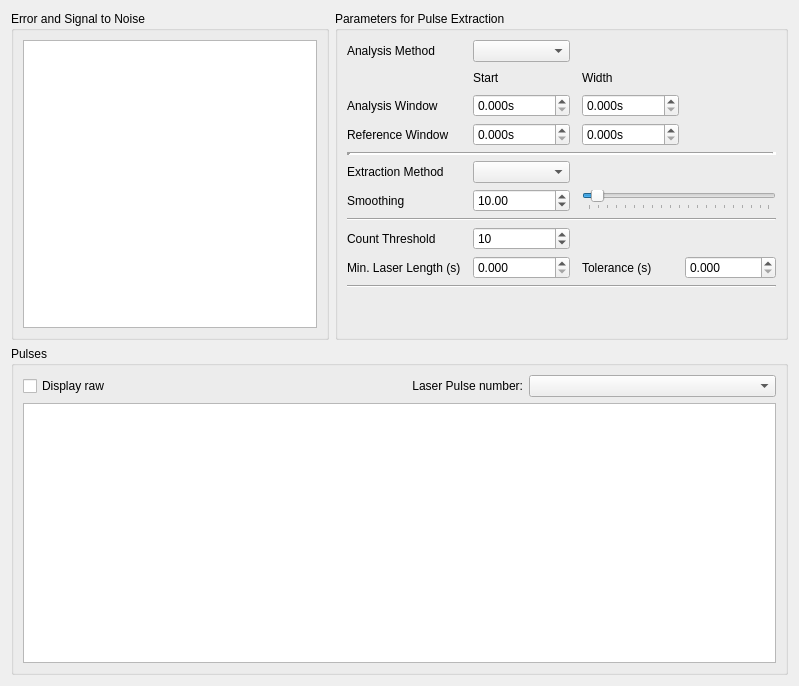
Old version of the form gui/pulsed/ui_pulse_extraction.ui in the repository Ulm-IQO/qudi.
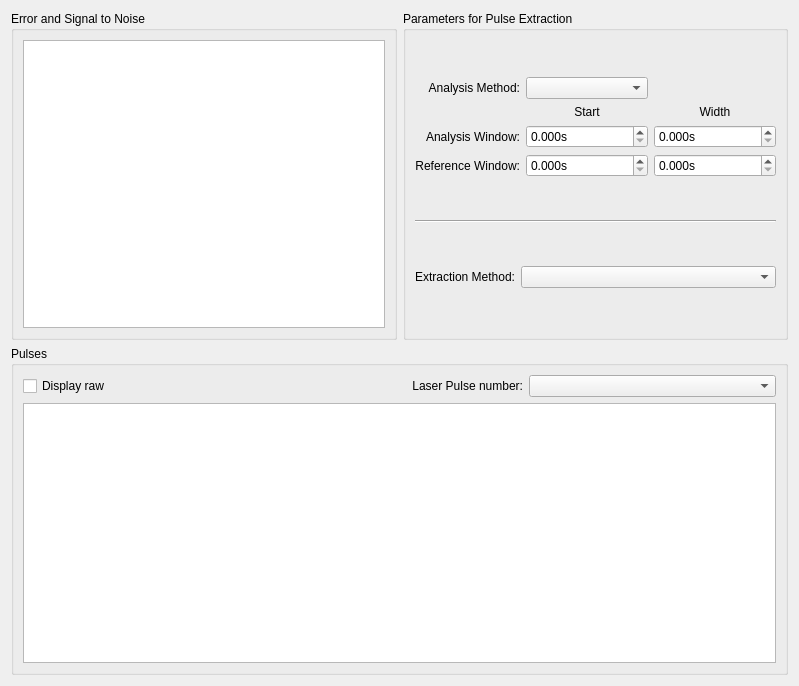
New version of the form. Custom widgets are drawn as their Qt base class.

Commit message: Extraction method parameter GUI elements are now dynamically generated.

What changed in the file:
```diff
--- a/gui/pulsed/ui_pulse_extraction.ui
+++ b/gui/pulsed/ui_pulse_extraction.ui
@@ -36,219 +36,104 @@
       <string>Parameters for Pulse Extraction</string>
      </property>
      <layout class="QGridLayout" name="gridLayout_34">
+      <item row="2" column="1">
+       <layout class="QGridLayout" name="extraction_param_gridLayout">
+        <item row="0" column="1">
+         <widget class="QComboBox" name="extract_param_method_comboBox">
+          <property name="sizePolicy">
+           <sizepolicy hsizetype="Expanding" vsizetype="Fixed">
+            <horstretch>0</horstretch>
+            <verstretch>0</verstretch>
+           </sizepolicy>
+          </property>
+         </widget>
+        </item>
+        <item row="0" column="0">
+         <widget class="QLabel" name="label_4">
+          <property name="text">
+           <string>Extraction Method:</string>
+          </property>
+          <property name="alignment">
+           <set>Qt::AlignRight|Qt::AlignTrailing|Qt::AlignVCenter</set>
+          </property>
+         </widget>
+        </item>
+       </layout>
+      </item>
       <item row="0" column="1">
-       <layout class="QGridLayout" name="gridLayout_33">
-        <item row="1" column="4">
-         <widget class="QLabel" name="label_31">
-          <property name="text">
-           <string>Width</string>
-          </property>
-         </widget>
-        </item>
-        <item row="9" column="0">
-         <widget class="QLabel" name="label_2">
-          <property name="text">
-           <string>Min. Laser Length (s)</string>
-          </property>
-         </widget>
-        </item>
-        <item row="1" column="5">
-         <spacer name="horizontalSpacer_2">
-          <property name="orientation">
-           <enum>Qt::Horizontal</enum>
-          </property>
-          <property name="sizeHint" stdset="0">
-           <size>
-            <width>40</width>
-            <height>20</height>
-           </size>
-          </property>
-         </spacer>
-        </item>
-        <item row="8" column="2">
-         <widget class="QSpinBox" name="extract_param_threshold_SpinBox">
-          <property name="minimum">
-           <number>1</number>
-          </property>
-          <property name="maximum">
-           <number>999999999</number>
-          </property>
-          <property name="value">
-           <number>10</number>
-          </property>
-         </widget>
-        </item>
-        <item row="6" column="2">
-         <widget class="QDoubleSpinBox" name="extract_param_conv_std_dev_DSpinBox">
-          <property name="minimum">
-           <double>1.000000000000000</double>
-          </property>
-          <property name="maximum">
-           <double>200.000000000000000</double>
-          </property>
-          <property name="value">
-           <double>10.000000000000000</double>
-          </property>
-         </widget>
-        </item>
-        <item row="6" column="4" colspan="2">
-         <widget class="QSlider" name="extract_param_conv_std_dev_slider">
-          <property name="minimum">
-           <number>1</number>
-          </property>
-          <property name="maximum">
-           <number>200</number>
-          </property>
-          <property name="value">
-           <number>10</number>
-          </property>
-          <property name="orientation">
-           <enum>Qt::Horizontal</enum>
-          </property>
-          <property name="tickPosition">
-           <enum>QSlider::TicksBelow</enum>
-          </property>
-          <property name="tickInterval">
-           <number>10</number>
-          </property>
-         </widget>
-        </item>
+       <layout class="QGridLayout" name="gridLayout_2">
         <item row="2" column="0">
          <widget class="QLabel" name="label_36">
           <property name="text">
-           <string>Analysis Window</string>
+           <string>Analysis Window:</string>
           </property>
-         </widget>
-        </item>
-        <item row="8" column="0">
-         <widget class="QLabel" name="label">
-          <property name="text">
-           <string>Count Threshold</string>
+          <property name="alignment">
+           <set>Qt::AlignRight|Qt::AlignTrailing|Qt::AlignVCenter</set>
           </property>
          </widget>
         </item>
-        <item row="9" column="4">
-         <widget class="QLabel" name="label_3">
-          <property name="enabled">
-           <bool>true</bool>
+        <item row="2" column="2">
+         <widget class="ScienDSpinBox" name="extract_param_ana_window_width_DSpinBox">
+          <property name="sizePolicy">
+           <sizepolicy hsizetype="Expanding" vsizetype="Fixed">
+            <horstretch>0</horstretch>
+            <verstretch>0</verstretch>
+           </sizepolicy>
           </property>
-          <property name="text">
-           <string>Tolerance (s)</string>
+          <property name="suffix">
+           <string>s</string>
           </property>
-         </widget>
-        </item>
-        <item row="6" column="0">
-         <widget class="QLabel" name="label_18">
-          <property name="text">
-           <string>Smoothing</string>
-          </property>
-         </widget>
-        </item>
-        <item row="9" column="5">
-         <widget class="ScienDSpinBox" name="extract_param_tolerance_SpinBox">
-          <property name="enabled">
-           <bool>true</bool>
-          </property>
           <property name="decimals">
            <number>3</number>
           </property>
           <property name="maximum">
-           <double>999999999.000000000000000</double>
-          </property>
-          <property name="value">
-           <double>0.000000000000000</double>
-          </property>
-         </widget>
-        </item>
-        <item row="3" column="0">
-         <widget class="QLabel" name="label_37">
-          <property name="text">
-           <string>Reference Window</string>
-          </property>
-         </widget>
-        </item>
-        <item row="10" column="0" colspan="6">
-         <widget class="Line" name="line_3">
-          <property name="orientation">
-           <enum>Qt::Horizontal</enum>
-          </property>
-         </widget>
-        </item>
-        <item row="5" column="0">
-         <widget class="QLabel" name="label_4">
-          <property name="text">
-           <string>Extraction Method</string>
-          </property>
-         </widget>
-        </item>
-        <item row="4" column="0" colspan="6">
-         <widget class="Line" name="line">
-          <property name="lineWidth">
-           <number>4</number>
-          </property>
-          <property name="orientation">
-           <enum>Qt::Horizontal</enum>
-          </property>
-         </widget>
-        </item>
-        <item row="5" column="2">
-         <widget class="QComboBox" name="extract_param_extraction_method_comboBox"/>
-        </item>
-        <item row="9" column="2">
-         <widget class="ScienDSpinBox" name="extract_param_min_laser_length_SpinBox">
-          <property name="decimals">
-           <number>3</number>
-          </property>
-          <property name="minimum">
-           <double>0.000000000000000</double>
-          </property>
-          <property name="maximum">
-           <double>999999999.000000000000000</double>
-          </property>
-          <property name="value">
-           <double>0.000000000000000</double>
+           <double>999999999.990000009536743</double>
           </property>
          </widget>
         </item>
         <item row="1" column="2">
+         <widget class="QLabel" name="label_31">
+          <property name="sizePolicy">
+           <sizepolicy hsizetype="Preferred" vsizetype="Fixed">
+            <horstretch>0</horstretch>
+            <verstretch>0</verstretch>
+           </sizepolicy>
+          </property>
+          <property name="text">
+           <string>Width</string>
+          </property>
+          <property name="alignment">
+           <set>Qt::AlignCenter</set>
+          </property>
+         </widget>
+        </item>
+        <item row="0" column="1">
+         <widget class="QComboBox" name="extract_param_analysis_method_comboBox"/>
+        </item>
+        <item row="1" column="1">
          <widget class="QLabel" name="label_30">
+          <property name="sizePolicy">
+           <sizepolicy hsizetype="Preferred" vsizetype="Fixed">
+            <horstretch>0</horstretch>
+            <verstretch>0</verstretch>
+           </sizepolicy>
+          </property>
           <property name="text">
            <string>Start</string>
           </property>
-         </widget>
-        </item>
-        <item row="13" column="2">
-         <spacer name="verticalSpacer_3">
-          <property name="orientation">
-           <enum>Qt::Vertical</enum>
+          <property name="alignment">
+           <set>Qt::AlignCenter</set>
           </property>
-          <property name="sizeHint" stdset="0">
-           <size>
-            <width>20</width>
-            <height>40</height>
-           </size>
-          </property>
-         </spacer>
-        </item>
-        <item row="7" column="0" colspan="6">
-         <widget class="Line" name="line_2">
-          <property name="orientation">
-           <enum>Qt::Horizontal</enum>
-          </property>
          </widget>
         </item>
-        <item row="0" column="2">
-         <widget class="QComboBox" name="extract_param_analysis_method_comboBox"/>
-        </item>
-        <item row="0" column="0">
-         <widget class="QLabel" name="label_6">
-          <property name="text">
-           <string>Analysis Method</string>
-          </property>
-         </widget>
-        </item>
-        <item row="2" column="2">
+        <item row="2" column="1">
          <widget class="ScienDSpinBox" name="extract_param_ana_window_start_DSpinBox">
+          <property name="sizePolicy">
+           <sizepolicy hsizetype="Expanding" vsizetype="Fixed">
+            <horstretch>0</horstretch>
+            <verstretch>0</verstretch>
+           </sizepolicy>
+          </property>
           <property name="suffix">
            <string>s</string>
           </property>
@@ -260,21 +145,24 @@
           </property>
          </widget>
         </item>
-        <item row="2" column="4">
-         <widget class="ScienDSpinBox" name="extract_param_ana_window_width_DSpinBox">
-          <property name="suffix">
-           <string>s</string>
+        <item row="0" column="0">
+         <widget class="QLabel" name="label_6">
+          <property name="text">
+           <string>Analysis Method:</string>
           </property>
-          <property name="decimals">
-           <number>3</number>
+          <property name="alignment">
+           <set>Qt::AlignRight|Qt::AlignTrailing|Qt::AlignVCenter</set>
           </property>
-          <property name="maximum">
-           <double>999999999.990000009536743</double>
-          </property>
          </widget>
         </item>
-        <item row="3" column="2">
+        <item row="3" column="1">
          <widget class="ScienDSpinBox" name="extract_param_ref_window_start_DSpinBox">
+          <property name="sizePolicy">
+           <sizepolicy hsizetype="Expanding" vsizetype="Fixed">
+            <horstretch>0</horstretch>
+            <verstretch>0</verstretch>
+           </sizepolicy>
+          </property>
           <property name="suffix">
            <string>s</string>
           </property>
@@ -286,8 +174,14 @@
           </property>
          </widget>
         </item>
-        <item row="3" column="4">
+        <item row="3" column="2">
          <widget class="ScienDSpinBox" name="extract_param_ref_window_width_DSpinBox">
+          <property name="sizePolicy">
+           <sizepolicy hsizetype="Expanding" vsizetype="Fixed">
+            <horstretch>0</horstretch>
+            <verstretch>0</verstretch>
+           </sizepolicy>
+          </property>
           <property name="suffix">
            <string>s</string>
           </property>
@@ -302,8 +196,25 @@
           </property>
          </widget>
         </item>
+        <item row="3" column="0">
+         <widget class="QLabel" name="label_37">
+          <property name="text">
+           <string>Reference Window:</string>
+          </property>
+          <property name="alignment">
+           <set>Qt::AlignRight|Qt::AlignTrailing|Qt::AlignVCenter</set>
+          </property>
+         </widget>
+        </item>
        </layout>
       </item>
+      <item row="1" column="1">
+       <widget class="Line" name="line">
+        <property name="orientation">
+         <enum>Qt::Horizontal</enum>
+        </property>
+       </widget>
+      </item>
      </layout>
     </widget>
    </item>
```
Left out of the diff: 11 changed lines with no effect on the pictures. The commit also changes 1 other file.
